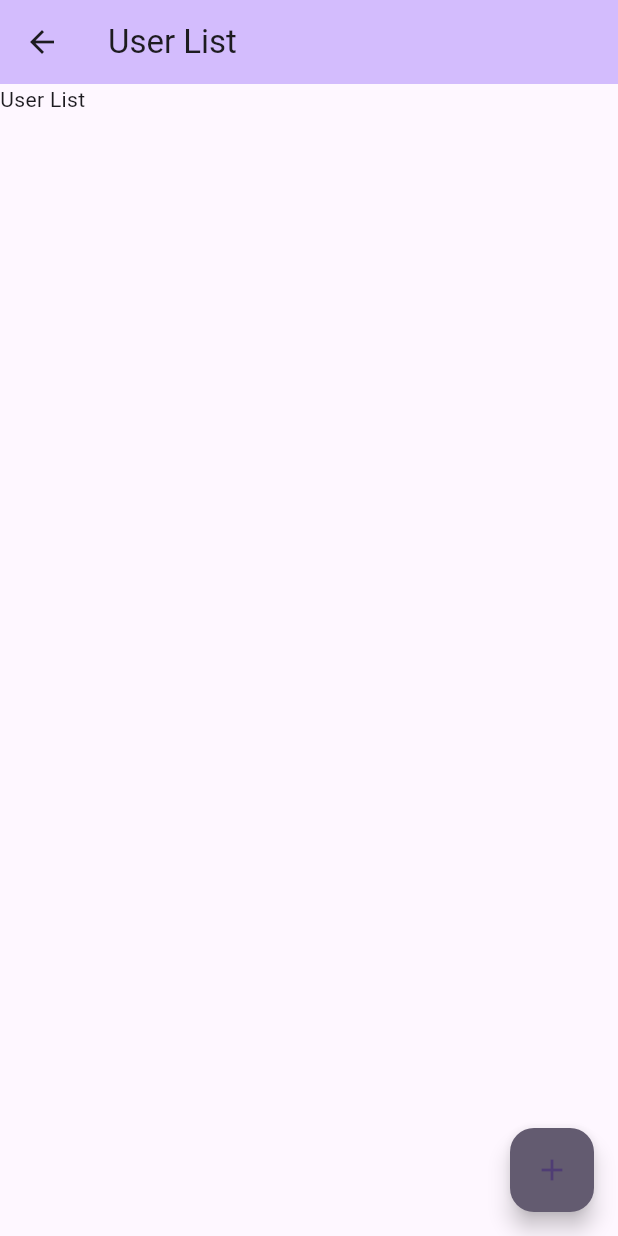
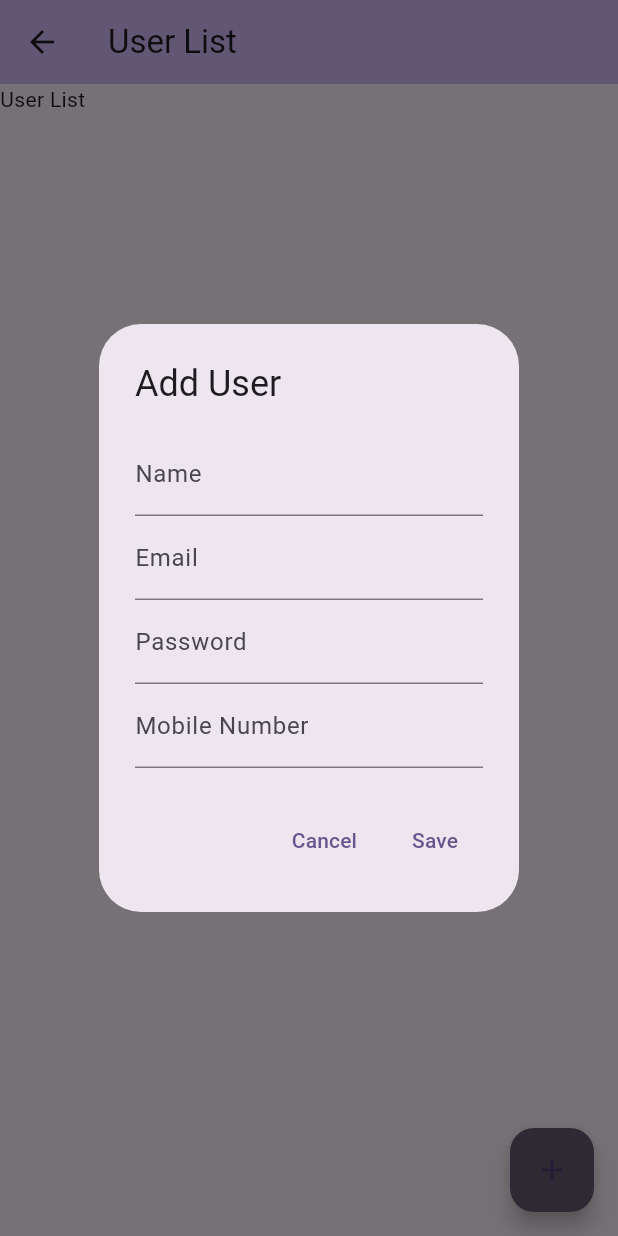
Before and after one commit to rajpurkait9/password_manager_app, a Flutter app: the UserList screen opened by its route, after a tap on the "add" icon, on a phone screen of 412 x 824 dp. Run offline on Flutter 3.47's test engine with Material 3 defaults, Android fonts, the phone set to English and light mode, and no system bars; our stand-ins replace flutter_secure_storage, get; accounts and stored records are empty.

Commit message:
register api integration complete

```diff
--- /dev/null
+++ b/lib/controllers/user_page_controller.dart
@@ -0,0 +1,30 @@
+import 'dart:convert';
+
+import 'package:flutter/material.dart';
+import 'package:get/get.dart';
+import 'package:my_app/models/user_register_model.dart';
+import 'package:my_app/services/network_handler.dart';
+
+class UserPageController extends GetxController {
+  TextEditingController nameController = TextEditingController();
+  TextEditingController emailController = TextEditingController();
+  TextEditingController passwordController = TextEditingController();
+  TextEditingController mobileNumberController = TextEditingController();
+
+  void addUser() async {
+    UserRegisterModel userRegisterModel = UserRegisterModel(
+        name: nameController.text,
+        email: emailController.text,
+        password: passwordController.text,
+        mobileNumber: mobileNumberController.text);
+
+    var response = await NetworkHandler.post(
+        userRegisterModelToJson(userRegisterModel), "/user/register");
+    if (response == "error") {
+      Get.snackbar("Error", response);
+    } else {
+      var data = json.decode(response);
+      Get.snackbar("Success", "User added successfully");
+    }
+  }
+}
--- /dev/null
+++ b/lib/models/user_register_model.dart
@@ -0,0 +1,36 @@
+import 'dart:convert';
+
+UserRegisterModel userRegisterModelFromJson(String str) =>
+    UserRegisterModel.fromJson(json.decode(str));
+
+String userRegisterModelToJson(UserRegisterModel data) =>
+    json.encode(data.toJson());
+
+class UserRegisterModel {
+  UserRegisterModel({
+    required this.name,
+    required this.email,
+    required this.password,
+    required this.mobileNumber,
+  });
+
+  String name;
+  String email;
+  String password;
+  String mobileNumber;
+
+  factory UserRegisterModel.fromJson(Map<String, dynamic> json) =>
+      UserRegisterModel(
+        name: json["name"],
+        email: json["email"],
+        password: json["password"],
+        mobileNumber: json["mobileNumber"],
+      );
+
+  Map<String, dynamic> toJson() => {
+        "name": name,
+        "email": email,
+        "password": password,
+        "mobileNumber": mobileNumber,
+      };
+}
--- a/lib/routes/all_routes.dart
+++ b/lib/routes/all_routes.dart
@@ -37,7 +37,7 @@ class AppPages {
     // GetPage(name: Routes.groupDetail, page: () => const GroupDetail()),
     // GetPage(name: Routes.groupAdd, page: () => const GroupAdd()),
     // GetPage(name: Routes.groupEdit, page: () => const GroupEdit()),
-    GetPage(name: Routes.userList, page: () => const UserList()),
+    GetPage(name: Routes.userList, page: () => UserList()),
     // GetPage(name: Routes.userDetail, page: () => const UserDetail()),
     // GetPage(name: Routes.userAdd, page: () => const UserAdd()),
     // GetPage(name: Routes.userEdit, page: () => const UserEdit()),
--- a/lib/screens/Users/user_list.dart
+++ b/lib/screens/Users/user_list.dart
@@ -1,7 +1,10 @@
 import 'package:flutter/material.dart';
+import 'package:get/get.dart';
+import 'package:my_app/controllers/user_page_controller.dart';
 
 class UserList extends StatelessWidget {
-  const UserList({super.key});
+  UserList({super.key});
+  UserPageController userPageController = Get.put(UserPageController());
 
   @override
   Widget build(BuildContext context) {
@@ -15,8 +18,55 @@ class UserList extends StatelessWidget {
         ),
         floatingActionButton: FloatingActionButton(
             onPressed: () {
-              // Navigator.pushNamed(context, '/groups/add');
-              print("Add User");
+              showDialog(
+                  context: context,
+                  builder: (context) => AlertDialog(
+                        title: const Text('Add User'),
+                        content: Column(
+                          mainAxisSize: MainAxisSize.min,
+                          children: [
+                            TextField(
+                              controller: userPageController.nameController,
+                              decoration: const InputDecoration(
+                                  labelText: 'Name',
+                                  hintText: 'Enter your name'),
+                            ),
+                            TextField(
+                              controller: userPageController.emailController,
+                              decoration: const InputDecoration(
+                                  labelText: 'Email',
+                                  hintText: 'Enter your email'),
+                            ),
+                            TextField(
+                              controller: userPageController.passwordController,
+                              obscureText: true,
+                              decoration: const InputDecoration(
+                                  labelText: 'Password',
+                                  hintText: 'Enter your password'),
+                            ),
+                            TextField(
+                              controller:
+                                  userPageController.mobileNumberController,
+                              decoration: const InputDecoration(
+                                  labelText: 'Mobile Number',
+                                  hintText: 'Enter your mobile number'),
+                            ),
+                          ],
+                        ),
+                        actions: [
+                          TextButton(
+                              onPressed: () {
+                                Navigator.of(context).pop();
+                              },
+                              child: const Text('Cancel')),
+                          TextButton(
+                              onPressed: () {
+                                userPageController.addUser();
+                                Navigator.of(context).pop();
+                              },
+                              child: const Text('Save'))
+                        ],
+                      ));
             },
             child: const Icon(Icons.add),
             backgroundColor: Theme.of(context).colorScheme.secondary));
--- a/lib/screens/home_page.dart
+++ b/lib/screens/home_page.dart
@@ -13,7 +13,7 @@ class HomePage extends StatelessWidget {
   final HomePageController controller = Get.put(HomePageController());
 
   List<Widget> get pages =>
-      const <Widget>[PasswordList(), UserList(), GroupsList(), Logs()];
+      <Widget>[PasswordList(), UserList(), GroupsList(), Logs()];
 
   @override
   Widget build(BuildContext context) {
--- a/pubspec.yaml
+++ b/pubspec.yaml
@@ -35,6 +35,8 @@ dependencies:
   # Use with the CupertinoIcons class for iOS style icons.
   cupertino_icons: ^1.0.2
   get: ^4.6.6
+  http: ^1.1.2
+  flutter_secure_storage: ^9.0.0
 
 dev_dependencies:
   flutter_test:
```
Also changed, not shown: lib/services/network_handler.dart (added, +44 -0 lines), pubspec.lock, 5 other files.
